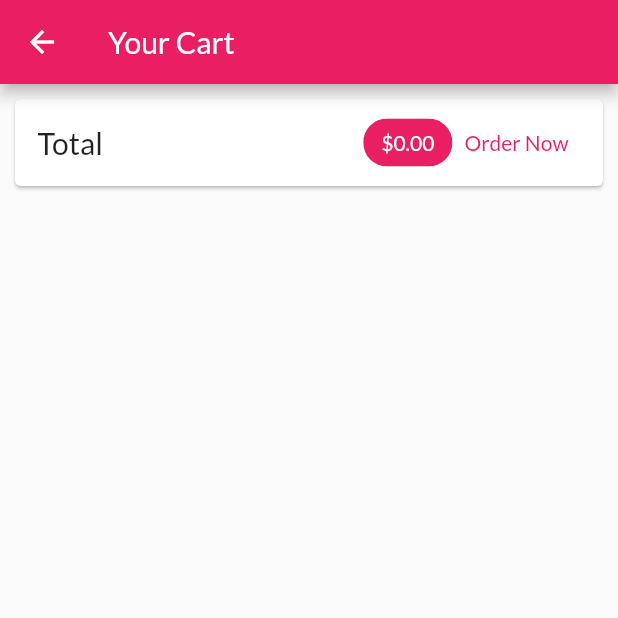
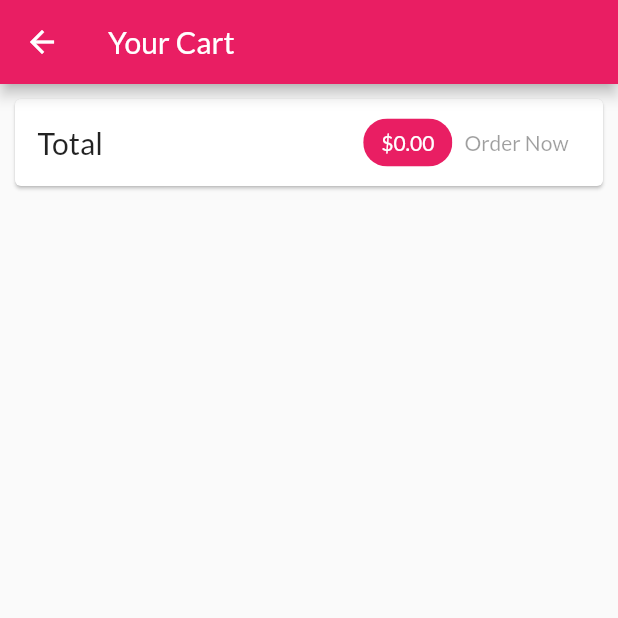
Before and after one commit to trustnloveu/flutter, a Flutter app: the CartScreen screen opened by its route, on a phone screen of 412 x 824 dp, the top half of it. Run offline on Flutter 3.47's test engine with Material 2 defaults, Android fonts, the phone set to English and light mode, and no system bars; network calls fail.

Commit message:
Post orders in cart & Patch isFavorte toggle update

```diff
--- a/lib/providers/products.dart
+++ b/lib/providers/products.dart
@@ -152,7 +152,7 @@ class Products with ChangeNotifier {
   // Delete
   Future<void> deleteProduct(String id) async {
     final url = Uri.parse(
-        'https://flutter-shop-app-e61d9-default-rtdb.asia-southeast1.firebasedatabase.app/products/$id');
+        'https://flutter-shop-app-e61d9-default-rtdb.asia-southeast1.firebasedatabase.app/products/$id.json');
 
     final existingProductIndex =
         _items.indexWhere((product) => product.id == id);
--- a/lib/screens/cart_screen.dart
+++ b/lib/screens/cart_screen.dart
@@ -50,18 +50,9 @@ class CartScreen extends StatelessWidget {
                               .color),
                     ),
                   ),
-                  TextButton(
-                    child: Text('Order Now'),
-                    style: TextButton.styleFrom(
-                        primary: Theme.of(context).primaryColor),
-                    onPressed: () {
-                      Provider.of<Orders>(context, listen: false).addOrder(
-                        cart.items.values.toList(),
-                        cart.totalAmount,
-                      );
-                      cart.clear();
-                    },
-                  ),
+
+                  // Submit a list of orders
+                  OrderButton(cart: cart),
                 ],
               ),
             ),
@@ -84,3 +75,50 @@ class CartScreen extends StatelessWidget {
     );
   }
 }
+
+// Order Button Widget
+class OrderButton extends StatefulWidget {
+  final Cart cart;
+
+  const OrderButton({
+    @required this.cart,
+  });
+
+  @override
+  _OrderButtonState createState() => _OrderButtonState();
+}
+
+class _OrderButtonState extends State<OrderButton> {
+  // For Loading Spinner
+  var _isLoading = false;
+
+  // build
+  @override
+  Widget build(BuildContext context) {
+    // return
+    return TextButton(
+      child: _isLoading
+          ? CircularProgressIndicator(
+              backgroundColor: Theme.of(context).primaryColor,
+            )
+          : Text('Order Now'),
+      style: TextButton.styleFrom(primary: Theme.of(context).primaryColor),
+      // addOrder Event
+      onPressed: (widget.cart.totalAmount <= 0 || _isLoading)
+          ? null
+          : () async {
+              setState(() {
+                _isLoading = true;
+              });
+              await Provider.of<Orders>(context, listen: false).addOrder(
+                widget.cart.items.values.toList(),
+                widget.cart.totalAmount,
+              );
+              setState(() {
+                _isLoading = false;
+              });
+              widget.cart.clear();
+            },
+    );
+  }
+}
--- a/lib/widgets/product_item.dart
+++ b/lib/widgets/product_item.dart
@@ -53,7 +53,7 @@ class ProductItem extends StatelessWidget {
               // label: child // note: how to use child property of Consumer builder
               color: Theme.of(context).accentColor,
               onPressed: () {
-                product.toggleFavoriteStatus();
+                product.toggleFavoriteStatus(product.id);
               },
             ),
             // child : Widget(...), // note : child property of Consumer builder
```
Also changed, not shown: lib/providers/orders.dart (+31 -3 lines), lib/providers/product.dart (+28 -2 lines), lib/widgets/user_product_item.dart (+13 -3 lines).
